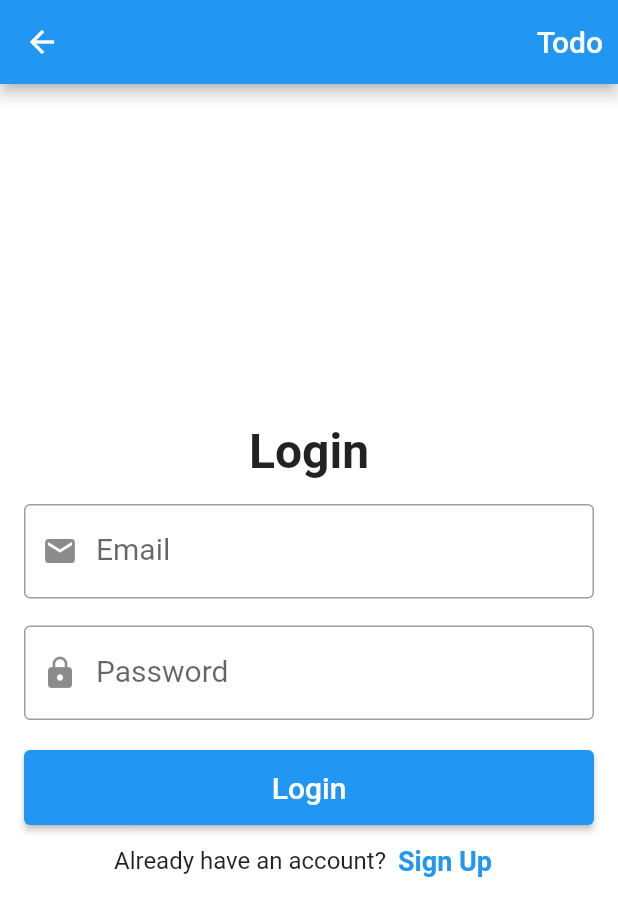
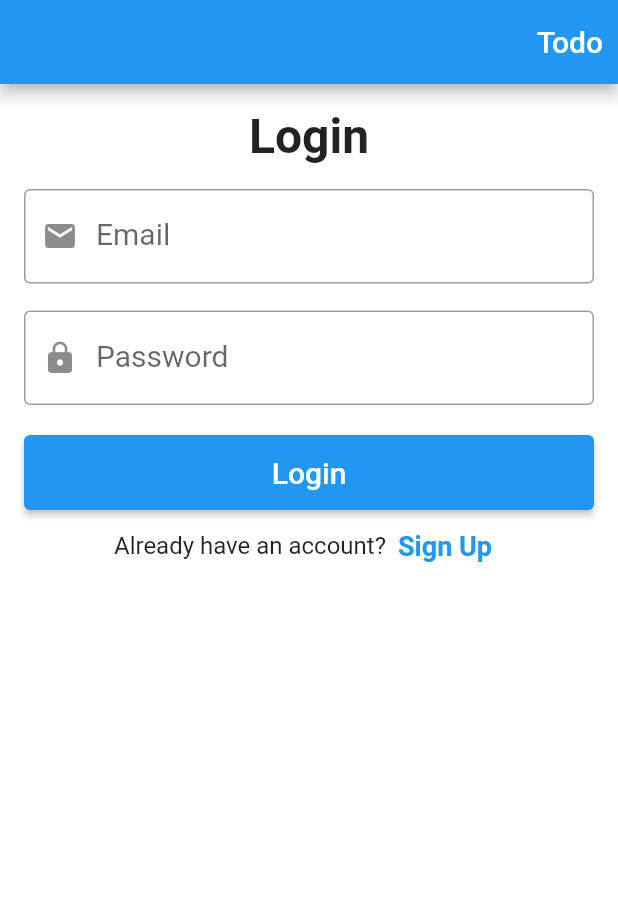
Before and after one commit to Nahidjc/todo_app, a Flutter app: the LoginPage screen opened directly, after a tap on "Login", on a phone screen of 412 x 824 dp. Shown: the top 916 px of the screen. Run offline on Flutter 3.47's test engine with Material 2 defaults, Android fonts, the phone set to English and light mode, and no system bars; our stand-ins replace fluttertoast; network calls fail.

Commit message:
login icon add

```diff
--- a/lib/pages/login_page.dart
+++ b/lib/pages/login_page.dart
@@ -2,9 +2,10 @@ import 'package:flutter/material.dart';
 // import 'package:http/http.dart' as http;
 // import 'dart:convert';
 import 'package:fluttertoast/fluttertoast.dart';
+import 'package:provider/provider.dart';
 import 'package:rnd_flutter_app/pages/todo_page.dart';
 import 'package:rnd_flutter_app/provider/login_provider.dart';
-import 'package:provider/provider.dart';
+
 class LoginPage extends StatefulWidget {
   const LoginPage({super.key});
   @override
@@ -90,6 +91,7 @@ class _LoginPageState extends State<LoginPage> {
     }
     return Scaffold(
         appBar: AppBar(
+          automaticallyImplyLeading: false,
           actions: <Widget>[
             TextButton(
               onPressed: () {
@@ -109,7 +111,8 @@ class _LoginPageState extends State<LoginPage> {
           ],
         ),
         backgroundColor: const Color.fromARGB(255, 255, 255, 255),
-      body: Padding(
+        body: SingleChildScrollView(
+          child: Padding(
             padding: const EdgeInsets.all(16),
             child: Form(
               key: _formKey,
@@ -164,7 +167,8 @@ class _LoginPageState extends State<LoginPage> {
                       },
                       child: Center(
                           child: authProvider.isLoading
-                          ? const CircularProgressIndicator(color: Colors.white)
+                              ? const CircularProgressIndicator(
+                                  color: Colors.white)
                               : const Text('Login',
                                   style: TextStyle(fontSize: 20))),
                     ),
@@ -185,6 +189,6 @@ class _LoginPageState extends State<LoginPage> {
               ),
             ),
           ),
-    );
+        ));
   }
 }
--- a/lib/pages/todo_page.dart
+++ b/lib/pages/todo_page.dart
@@ -34,28 +34,22 @@ class _ToDoTableState extends State<ToDoTable> {
     return Scaffold(
       appBar: AppBar(
         title: const Text('TODO Table'),
+        automaticallyImplyLeading: false,
         actions: <Widget>[
           authProvider.isAuthenticate
               ? IconButton(
                   icon: const Icon(Icons.logout),
                   onPressed: () => authProvider.logout(),
                 )
-              : TextButton(
+              : IconButton(
+                  icon: const Icon(Icons.login),
                   onPressed: () {
                     Navigator.push(
                       context,
                       MaterialPageRoute(
                           builder: (context) => const LoginPage()),
                     );
-                  },
-                  child: const Text(
-                    'Login',
-                    style: TextStyle(
-                      fontSize: 20,
-                      color: Colors.white,
-                    ),
-                  ),
-                ),
+                  }),
         ],
       ),
       body: SafeArea(
```
Lines whose indentation alone changed are shown as unchanged.
